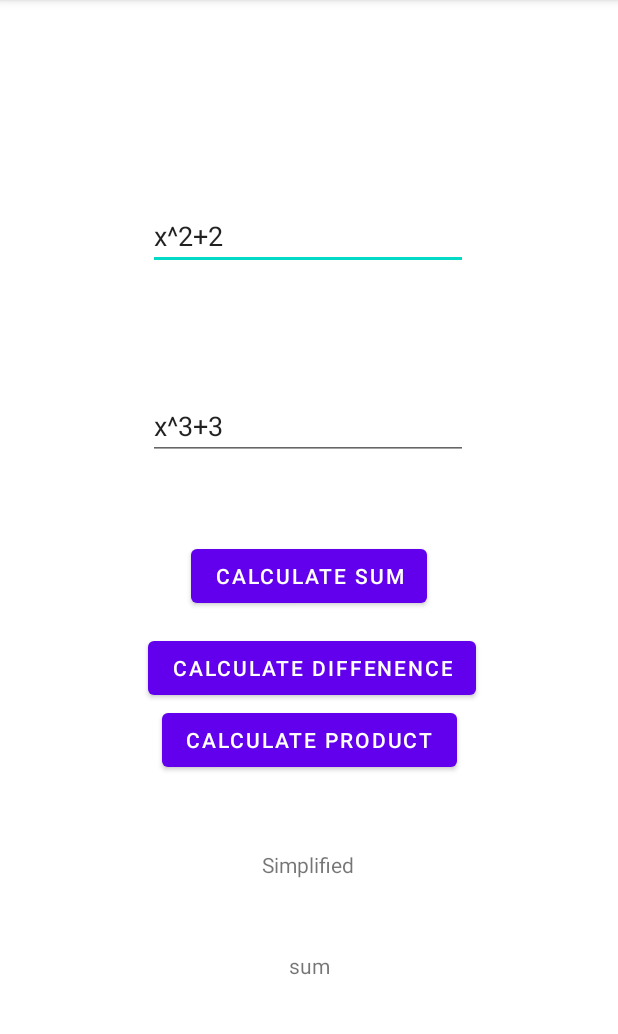
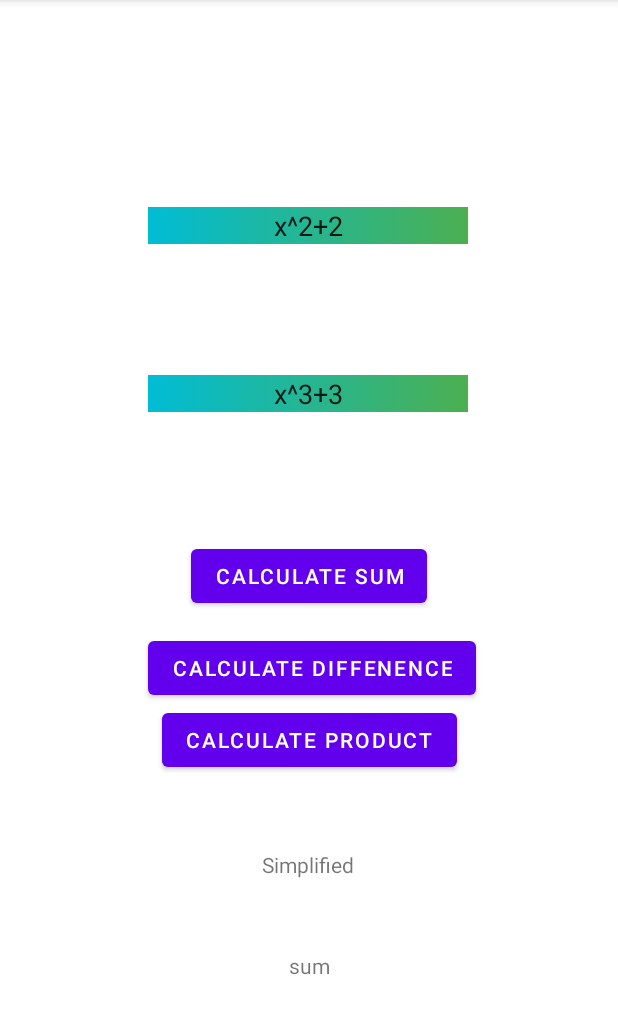
Before and after one commit to tasnimul2/Polynomial_Calculator_Android_App, an Android app: the screen it shows after launch (MainActivity), on a phone screen of 412 x 824 dp, the part 84-1118 px from its top. Run offline under Robolectric (Android 15) with nearby library versions, the phone set to English and light mode, and no system bars.

Commit message:
edit text update

```diff
--- a/app/src/main/java/com/mystudyapps/polynomialcalculator/MainActivity.java
+++ b/app/src/main/java/com/mystudyapps/polynomialcalculator/MainActivity.java
@@ -3,6 +3,7 @@ package com.mystudyapps.polynomialcalculator;
 import androidx.appcompat.app.AppCompatActivity;
 
 import android.os.Bundle;
+import android.view.Gravity;
 import android.view.View;
 import android.widget.Button;
 import android.widget.EditText;
@@ -64,6 +65,9 @@ public class MainActivity extends AppCompatActivity {
         outputTV = findViewById(R.id.outputTV);
         sumBTN = (Button) findViewById(R.id.sumBtn);
 
+        pEquation.setGravity(Gravity.CENTER_HORIZONTAL);
+        qEquation.setGravity(Gravity.CENTER_HORIZONTAL);
+
 
 
 
--- a/app/src/main/res/drawable/box.xml
+++ b/app/src/main/res/drawable/box.xml
@@ -3,13 +3,13 @@
 
     <item>
         <shape android:shape="rectangle">
-            <corners android:radius="30dp" />
+            <corners android:radius="0dp" />
 
             <gradient
 
-                android:angle="90"
-                android:startColor="#9C27B0"
-                android:endColor="#673AB7"
+                android:angle="180"
+                android:startColor="#4CAF50"
+                android:endColor="#00BCD4"
                 />
 
 
--- a/app/src/main/res/layout/activity_main.xml
+++ b/app/src/main/res/layout/activity_main.xml
@@ -14,6 +14,7 @@
         android:ems="10"
         android:inputType="textPersonName"
         android:text="x^2+2"
+        android:background="@drawable/box"
         app:layout_constraintBottom_toBottomOf="parent"
         app:layout_constraintEnd_toEndOf="parent"
         app:layout_constraintHorizontal_bias="0.497"
@@ -28,6 +29,7 @@
         android:ems="10"
         android:inputType="textPersonName"
         android:text="x^3+3"
+        android:background="@drawable/box"
         app:layout_constraintBottom_toBottomOf="parent"
         app:layout_constraintEnd_toEndOf="parent"
         app:layout_constraintHorizontal_bias="0.497"
@@ -61,6 +63,7 @@
 
     <Button
         android:id="@+id/sumBtn"
+
         android:layout_width="wrap_content"
         android:layout_height="wrap_content"
         android:onClick="sumButtonOnClick"
```
